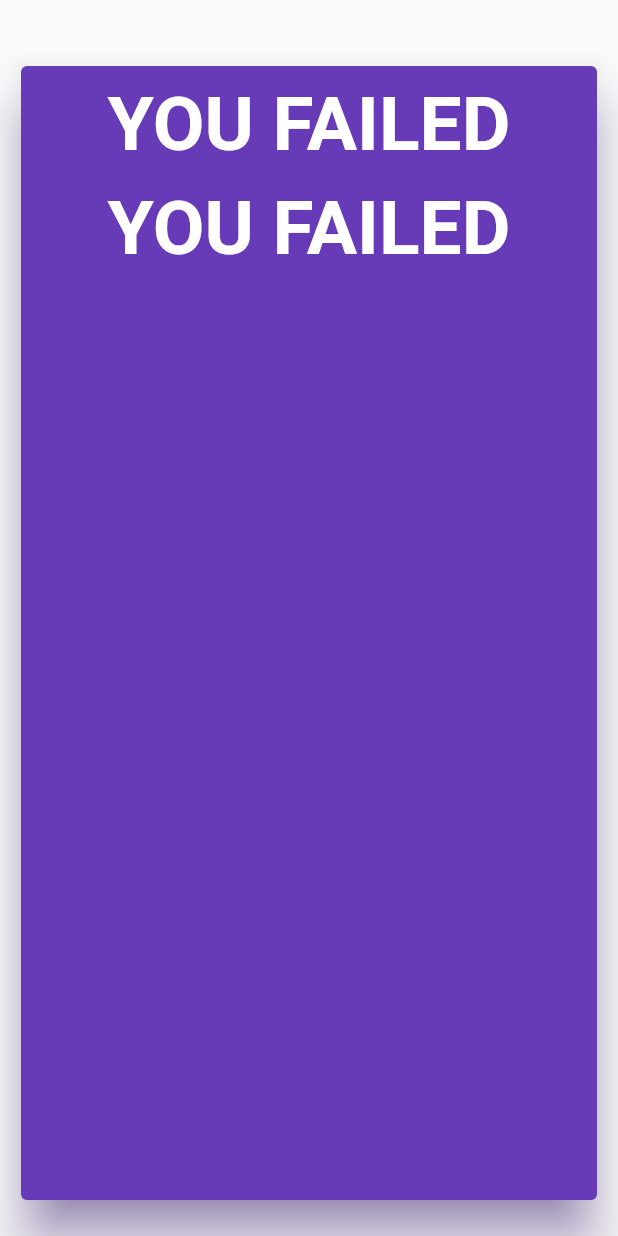
After one commit to zgast/EmoteGuesser, a Flutter app: the FailScreen screen opened directly, on a phone screen of 412 x 824 dp. The commit adds this screen. Run offline on Flutter 3.47's test engine with Material 2 defaults, Android fonts, the phone set to English and light mode, and no system bars; our stand-ins replace settings_ui, shared_preferences; accounts and stored records are empty.

Commit message:
start fail screen

```diff
--- a/twitch_emote/lib/backend/api_wrapper.dart
+++ b/twitch_emote/lib/backend/api_wrapper.dart
@@ -65,16 +65,14 @@ class ApiWrapper {
     return UserStats.fromJson(jsonDecode(response.body));
   }
 
-  Future<User> registerUser(
-      String username, String password, bool register) async {
+  Future<User> registerUser(String username) async {
     final response = await http.post(
       Uri.parse('https://api.zgast.at/EmoteGuesser/users/add/'),
       headers: <String, String>{
         'Content-Type': 'application/json; charset=UTF-8',
-        'key': '$apiKey'
       },
       body: jsonEncode(
-          <String, String>{'username': '$username', 'password': '$password'}),
+          <String, String>{'username': '$username', 'key': '$apiKey'}),
     );
 
     if (response.statusCode == 500) return null;
--- a/twitch_emote/lib/models/app_state.dart
+++ b/twitch_emote/lib/models/app_state.dart
@@ -40,10 +40,9 @@ class AppState extends ChangeNotifier {
   }
 
   // Returns true if successful
-  Future<bool> register(String username, String password, bool register) async {
+  Future<bool> register(String username) async {
     try {
-      var u =
-          await ApiWrapper.instance.registerUser(username, password, register);
+      var u = await ApiWrapper.instance.registerUser(username);
       if (u == null) {
         return false;
       }
--- /dev/null
+++ b/twitch_emote/lib/screens/fail_screen.dart
@@ -0,0 +1,75 @@
+import 'package:flutter/cupertino.dart';
+import 'package:flutter/material.dart';
+import 'package:provider/provider.dart';
+import 'package:twitch_emote/models/app_state.dart';
+
+class FailScreen extends StatefulWidget {
+  @override
+  _FailScreenState createState() => _FailScreenState();
+}
+
+class _FailScreenState extends State<FailScreen> {
+  bool checking = false;
+
+  void _checkConnection() async {
+    setState(() {
+      checking = true;
+    });
+    await context.read<AppState>().checkConnection();
+    // mounted checks if widget is even displayed anymore
+    if (mounted) {
+      setState(() {
+        checking = false;
+      });
+    }
+  }
+
+  @override
+  Widget build(BuildContext context) {
+    return Scaffold(
+      resizeToAvoidBottomInset: false,
+      body: Center(
+        child: Column(
+          children: [
+            Container(
+              padding: EdgeInsets.only(top: 40, left: 10, right: 10),
+              height: MediaQuery.of(context).size.height - 20,
+              width: double.maxFinite,
+              child: Card(
+                elevation: 15,
+                shadowColor: Colors.deepPurple,
+                color: Colors.deepPurple,
+                child: Column(
+                  children: [
+                    Container(
+                      padding: EdgeInsets.only(top: 10, left: 10, right: 10),
+                      child: Text(
+                        "YOU FAILED",
+                        style: const TextStyle(
+                          fontWeight: FontWeight.bold,
+                          fontSize: 50,
+                          color: Colors.white,
+                        ),
+                      ),
+                    ),
+                    Container(
+                      padding: EdgeInsets.only(top: 10, left: 10, right: 10),
+                      child: Text(
+                        "YOU FAILED",
+                        style: const TextStyle(
+                          fontWeight: FontWeight.bold,
+                          fontSize: 50,
+                          color: Colors.white,
+                        ),
+                      ),
+                    ),
+                  ],
+                ),
+              ),
+            ),
+          ],
+        ),
+      ), // This trailing comma makes auto-formatting nicer for build methods.
+    );
+  }
+}
```
Also changed, not shown: twitch_emote/lib/screens/game_menu_screen.dart (+13 -4 lines), twitch_emote/lib/screens/home_screen.dart (+11 -4 lines), twitch_emote/lib/screens/login_screen.dart (+3 -5 lines), twitch_emote/lib/screens/stats_screen.dart (+4 -3 lines).
